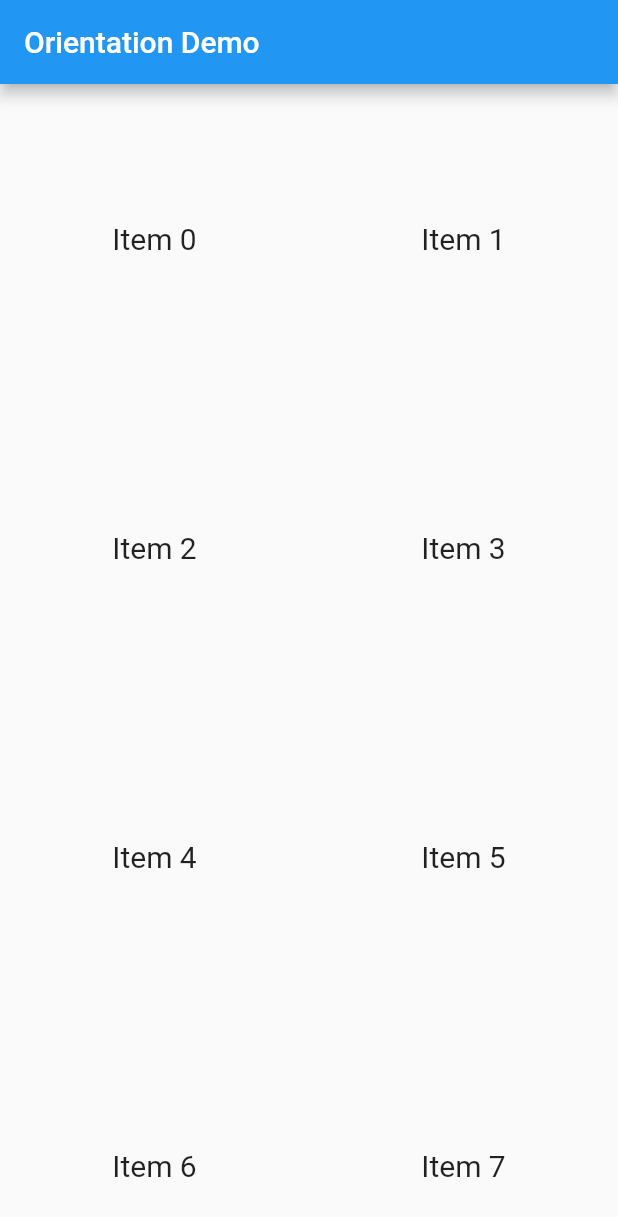
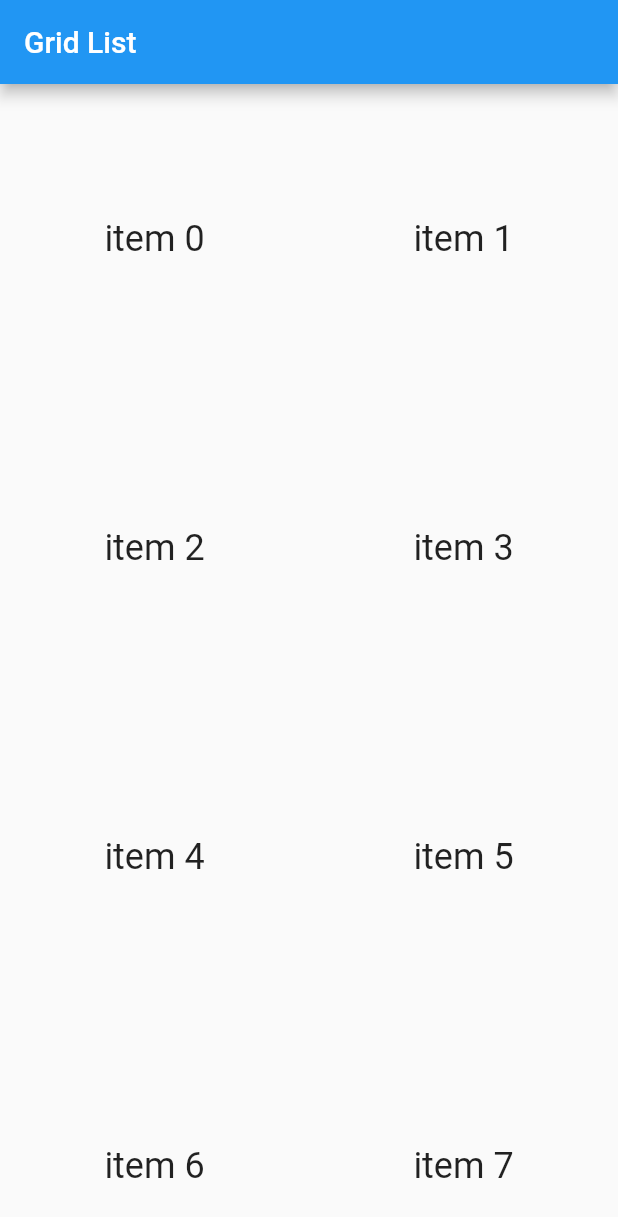
Before and after one commit to nvrr/Flutter.Doc, a Flutter app: the screen it shows after launch, on a phone screen of 412 x 824 dp. Shown: the top 1217 px of the screen. Run offline on Flutter 3.47's test engine with Material 2 defaults, Android fonts, the phone set to English and light mode, and no system bars.

Commit message:
GridView.count Constructor

```diff
--- a/lib/main.dart
+++ b/lib/main.dart
@@ -7,43 +7,24 @@ void main() {
 class MyApp extends StatelessWidget {
   @override
   Widget build(BuildContext context) {
-    final appTitle = 'Orientation Demo';
+    final title = 'Grid List';
 
     return MaterialApp(
-      title: appTitle,
-      home:OrientationList(title: appTitle)
-    );
-  }
-}
-
-class OrientationList extends StatelessWidget {
-
-  OrientationList({Key key, this.title}) : super(key: key);
-  final String title;
-  @override
-  Widget build(BuildContext context) {
-    return Scaffold(
+      title: title,
+      home: Scaffold(
         appBar: AppBar(
           title: Text(title)
         ),
-      body: OrientationBuilder(
-        builder: (context, orientation) {
-          return GridView.count(
-            crossAxisCount: orientation == Orientation.portrait ? 2 : 3,
-
+        body: GridView.count(
+          crossAxisCount: 2,
           children: List.generate(100, (index){
             return Center(
-                child: Text(
-                  'Item $index',
-                  style: TextStyle(
-                    fontSize: 20.0,
-
-                  )
+              child: Text('item $index',
+              style: Theme.of(context).textTheme.headline5,
               )
             );
           })
-          );
-        }
+        )
       )
     );
   }
```
Lines whose indentation alone changed are shown as unchanged.
